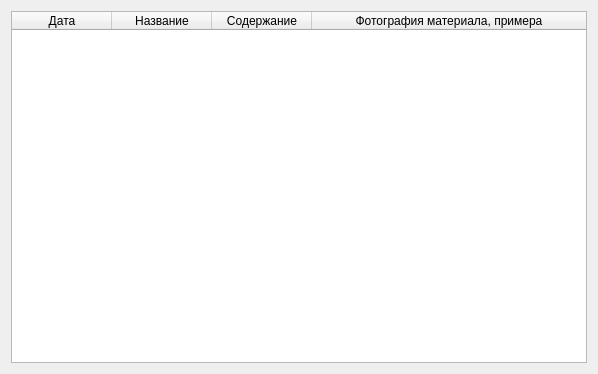
First picture: the form in ui/tasks.ui, repository OCCCAS/Yandex, before the edit.
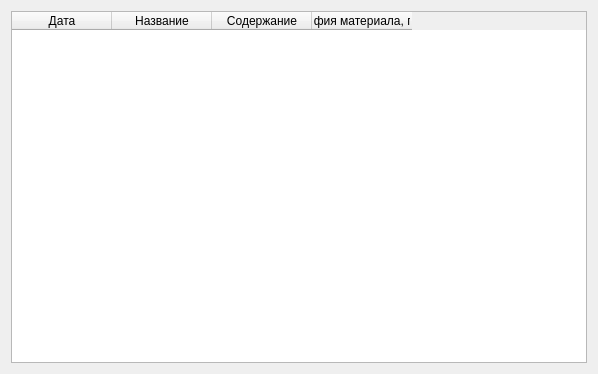
Second picture: the form after the edit.

Commit message: build: created more responsive table

What changed in the file:
```diff
--- a/ui/tasks.ui
+++ b/ui/tasks.ui
@@ -53,16 +53,22 @@
       <number>50</number>
      </attribute>
      <attribute name="horizontalHeaderStretchLastSection">
-      <bool>true</bool>
+      <bool>false</bool>
      </attribute>
      <attribute name="verticalHeaderVisible">
-      <bool>false</bool>
+      <bool>true</bool>
+     </attribute>
+     <attribute name="verticalHeaderCascadingSectionResizes">
+      <bool>true</bool>
+     </attribute>
+     <attribute name="verticalHeaderMinimumSectionSize">
+      <number>30</number>
      </attribute>
      <attribute name="verticalHeaderHighlightSections">
       <bool>true</bool>
      </attribute>
      <attribute name="verticalHeaderShowSortIndicator" stdset="0">
-      <bool>false</bool>
+      <bool>true</bool>
      </attribute>
      <attribute name="verticalHeaderStretchLastSection">
       <bool>false</bool>
```
The commit also changes 2 other files.
